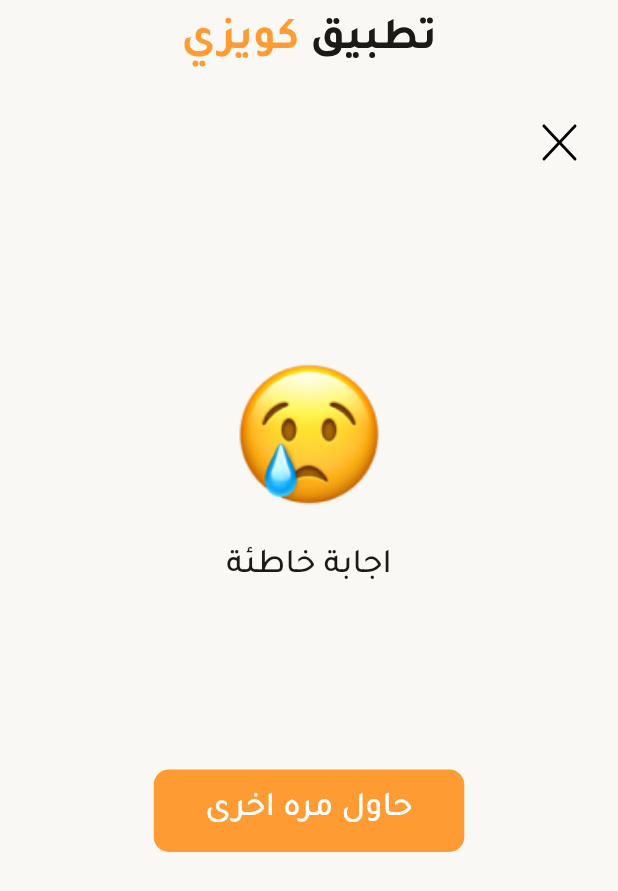
After one commit to duckprogrammerr/quiz-app, a Flutter app: the FailedScreen screen opened directly, on a phone screen of 412 x 824 dp. The commit adds this screen. Shown: the top 891 px of the screen. Run offline on Flutter 3.47's test engine with Material 2 defaults, Android fonts, the phone set to English and light mode, and no system bars; our stand-ins replace flutter_svg, get, get_storage, share_plus; missing offline and left inert: phone_number; accounts and stored records are empty.

Commit message:
add profile screen and quiz screen

```diff
--- a/lib/models/user.dart
+++ b/lib/models/user.dart
@@ -2,8 +2,8 @@ class User {
   final String? token;
   final String? username;
   final String? mobile;
-  final List<Map<String, dynamic>>? scores;
-  User({this.token, this.username, this.mobile, this.scores});
+
+  User({this.token, this.username, this.mobile});
 
   factory User.fromJson(Map<String, dynamic> json) => User(
       token: json['token'],
--- a/lib/ui/screens/launch_screen.dart
+++ b/lib/ui/screens/launch_screen.dart
@@ -15,7 +15,7 @@ class _LaunchScreenState extends State<LaunchScreen> {
   @override
   void initState() {
     Future.delayed(
-      const Duration(seconds: 2),
+      const Duration(seconds: 1),
     ).then(
       (value) => userController.tokenVerifocation(),
     );
--- a/lib/ui/screens/main_screen.dart
+++ b/lib/ui/screens/main_screen.dart
@@ -18,7 +18,7 @@ class _MainScreenState extends State<MainScreen> {
   NavigationController navigationController = Get.put(NavigationController());
   QuizController quizController = Get.put(QuizController());
   List<Widget> screens = [
-    const HomeScreen(),
+    HomeScreen(),
     LeaderboradScreen(),
     ProfileScreen(),
   ];
--- /dev/null
+++ b/lib/ui/screens/quiz/failed_screen.dart
@@ -0,0 +1,55 @@
+import 'package:flutter/material.dart';
+import 'package:flutter_svg/flutter_svg.dart';
+import 'package:get/get.dart';
+import 'package:quiz_app/ui/screens/main_screen.dart';
+import 'package:quiz_app/ui/screens/quiz/quiz_screen.dart';
+import 'package:quiz_app/ui/widgets/custom_button.dart';
+import 'package:quiz_app/utils/app_style.dart';
+
+class FailedScreen extends StatelessWidget {
+  const FailedScreen({Key? key}) : super(key: key);
+
+  @override
+  Widget build(BuildContext context) {
+    return Scaffold(
+      appBar: AppBar(title: SvgPicture.asset('assets/images/logo.svg')),
+      body: Padding(
+        padding: const EdgeInsets.all(AppStyle.padddin - 10),
+        child: Column(
+          crossAxisAlignment: CrossAxisAlignment.center,
+          children: [
+            Align(
+              alignment: Alignment.topRight,
+              child: IconButton(
+                icon: SvgPicture.asset('assets/icons/exit.svg'),
+                onPressed: () => Get.off(
+                  () => const MainScreen(),
+                ),
+              ),
+            ),
+            const Spacer(),
+            SizedBox(
+              width: 100,
+              height: 100,
+              child:
+                  Image.asset('assets/icons/sad-emoji.png', fit: BoxFit.cover),
+            ),
+            const SizedBox(
+              height: AppStyle.padddin,
+            ),
+            const Text('اجابة خاطئة', style: AppStyle.titleTextStyle),
+            const Spacer(),
+            CustomButton(
+              padding: AppStyle.padddin * 3.5,
+              text: 'حاول مره اخرى',
+              onPressed: () {
+                Get.off(const QuizScreen());
+              },
+            ),
+            const Spacer(flex: 2),
+          ],
+        ),
+      ),
+    );
+  }
+}
--- a/lib/ui/screens/quiz_screen.dart
+++ b/lib/ui/screens/quiz/quiz_screen.dart
@@ -13,7 +13,7 @@ class QuizScreen extends StatefulWidget {
 }
 
 class _QuizScreenState extends State<QuizScreen> {
-  QuizController quizController = Get.find();
+  final QuizController quizController = Get.put(QuizController());
 
   @override
   Widget build(BuildContext context) {
@@ -34,7 +34,7 @@ class _QuizScreenState extends State<QuizScreen> {
                     const Spacer(),
 
                     Obx(() => Text(
-                          quizController.timer.value,
+                          quizController.timerText.value,
                           style: AppStyle.titleTextStyle.copyWith(fontSize: 30),
                         )),
                     const Spacer(),
--- a/lib/ui/widgets/custom_button.dart
+++ b/lib/ui/widgets/custom_button.dart
@@ -3,13 +3,15 @@ import 'package:quiz_app/utils/app_style.dart';
 
 class CustomButton extends StatelessWidget {
   final VoidCallback onPressed;
-  final String text;
+  final String? text;
+  final Widget? child;
   final double? padding;
   const CustomButton({
     Key? key,
     required this.onPressed,
-    required this.text,
+    this.text,
     this.padding,
+    this.child,
   }) : super(key: key);
 
   @override
@@ -19,15 +21,17 @@ class CustomButton extends StatelessWidget {
       child: ElevatedButton(
         onPressed: onPressed,
         style: ElevatedButton.styleFrom(
+          elevation: 0.0,
           shape:
               RoundedRectangleBorder(borderRadius: BorderRadius.circular(10)),
           primary: AppStyle.primaryColor,
           minimumSize: const Size.fromHeight(55),
         ),
-        child: Text(
-          text,
-          style: AppStyle.titleTextStyle.copyWith(color: Colors.white),
-        ),
+        child: child ??
+            Text(
+              text!,
+              style: AppStyle.titleTextStyle.copyWith(color: Colors.white),
+            ),
       ),
     );
   }
--- a/pubspec.yaml
+++ b/pubspec.yaml
@@ -33,6 +33,8 @@ dependencies:
 
 
   cupertino_icons: ^1.0.2
+  share_plus: ^4.4.0
+  intl: ^0.17.0
   http: ^0.13.5
   phone_number: ^1.0.0
   get_storage: ^2.0.3
```
Also changed, not shown: lib/controllers/quiz_controller.dart (+47 -27 lines), lib/controllers/user_controller.dart (+20 -14 lines), lib/models/score.dart (added, +17 -0 lines), lib/services/api/quiz_api.dart (+4 -4 lines), lib/services/database/local_database.dart (+2 -8 lines), lib/ui/screens/home_screen.dart (+6 -4 lines), lib/ui/screens/profile_screen.dart (+30 -10 lines), lib/ui/screens/quiz/success_screen.dart (added, +64 -0 lines), pubspec.lock, 5 other files.
